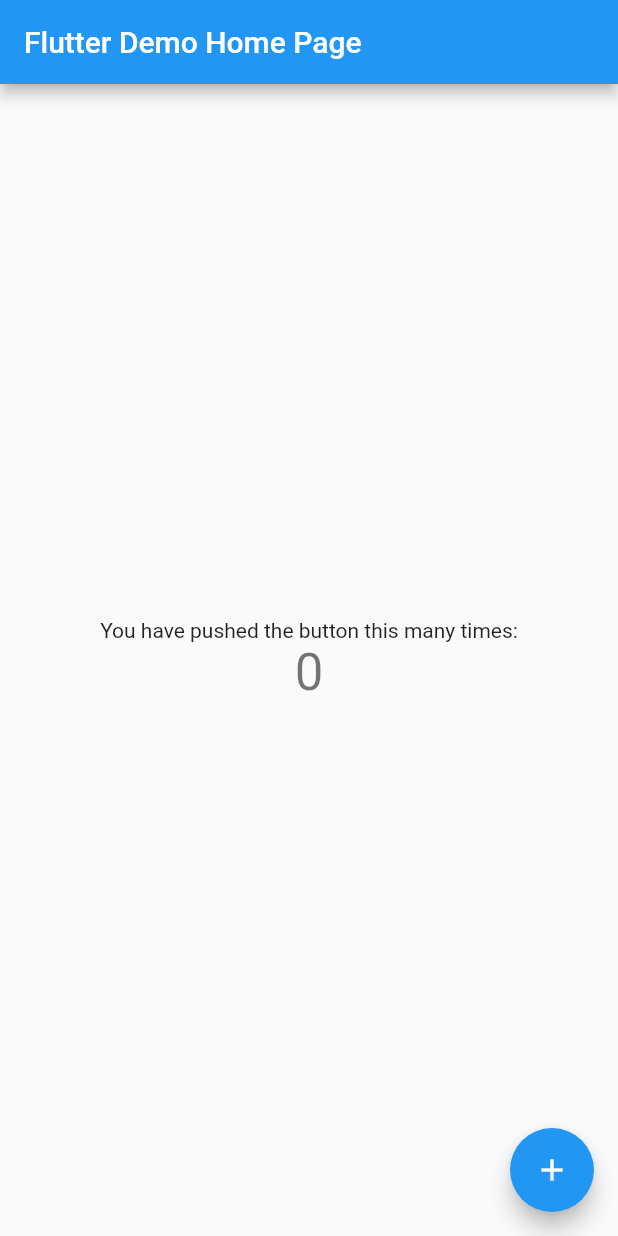
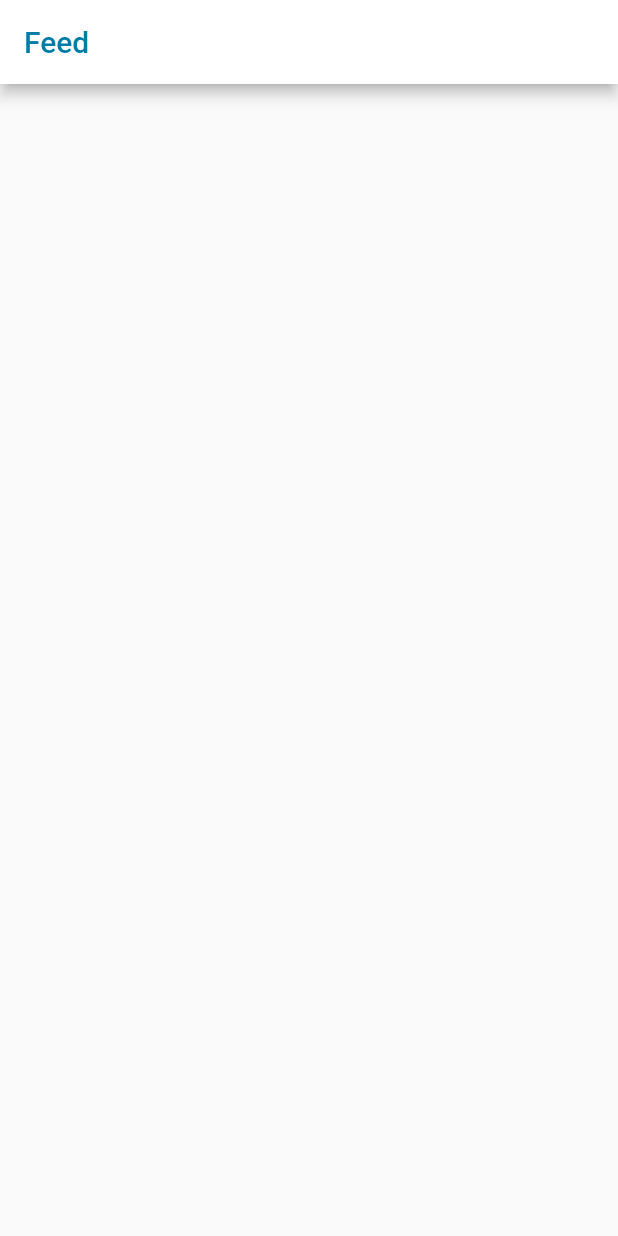
Before and after one commit to coachingappteam/coaching, a Flutter app: the screen it shows after launch, on a phone screen of 412 x 824 dp. Run offline on Flutter 3.47's test engine with Material 2 defaults, Android fonts, the phone set to English and light mode, and no system bars.

```diff
--- /dev/null
+++ b/lib/feed/feed_screen.dart
@@ -0,0 +1,15 @@
+import 'package:flutter/material.dart';
+
+class FeedScreen extends StatelessWidget {
+  @override
+  Widget build(BuildContext context) {
+    // TODO: implement build
+    return Scaffold(
+      appBar: AppBar(
+        backgroundColor: Color.fromRGBO(255, 255, 255, 1),
+        title: Text('Feed'),
+
+      ),
+    );
+  }
+}
--- a/lib/main.dart
+++ b/lib/main.dart
@@ -1,4 +1,6 @@
 import 'package:flutter/material.dart';
+
+import './feed/feed_screen.dart';
 
 void main() => runApp(MyApp());
 
@@ -7,105 +9,16 @@ class MyApp extends StatelessWidget {
   @override
   Widget build(BuildContext context) {
     return MaterialApp(
-      title: 'Flutter Demo',
-      theme: ThemeData(
-        // This is the theme of your application.
-        //
-        // Try running your application with "flutter run". You'll see the
-        // application has a blue toolbar. Then, without quitting the app, try
-        // changing the primarySwatch below to Colors.green and then invoke
-        // "hot reload" (press "r" in the console where you ran "flutter run",
-        // or simply save your changes to "hot reload" in a Flutter IDE).
-        // Notice that the counter didn't reset back to zero; the application
-        // is not restarted.
-        primarySwatch: Colors.blue,
+      title: 'Coaching',
+      theme: new ThemeData(
+        primarySwatch: Colors.grey,
+        primaryTextTheme: TextTheme(
+          title: TextStyle(
+            color: Color.fromRGBO(0, 125, 167, 1),
+          ),
+        ),
       ),
-      home: MyHomePage(title: 'Flutter Demo Home Page'),
+      home: FeedScreen(),
     );
   }
 }
-
-class MyHomePage extends StatefulWidget {
-  MyHomePage({Key key, this.title}) : super(key: key);
-
-  // This widget is the home page of your application. It is stateful, meaning
-  // that it has a State object (defined below) that contains fields that affect
-  // how it looks.
-
-  // This class is the configuration for the state. It holds the values (in this
-  // case the title) provided by the parent (in this case the App widget) and
-  // used by the build method of the State. Fields in a Widget subclass are
-  // always marked "final".
-
-  final String title;
-
-  @override
-  _MyHomePageState createState() => _MyHomePageState();
-}
-
-class _MyHomePageState extends State<MyHomePage> {
-  int _counter = 0;
-
-  void _incrementCounter() {
-    setState(() {
-      // This call to setState tells the Flutter framework that something has
-      // changed in this State, which causes it to rerun the build method below
-      // so that the display can reflect the updated values. If we changed
-      // _counter without calling setState(), then the build method would not be
-      // called again, and so nothing would appear to happen.
-      _counter++;
-    });
-  }
-
-  @override
-  Widget build(BuildContext context) {
-    // This method is rerun every time setState is called, for instance as done
-    // by the _incrementCounter method above.
-    //
-    // The Flutter framework has been optimized to make rerunning build methods
-    // fast, so that you can just rebuild anything that needs updating rather
-    // than having to individually change instances of widgets.
-    return Scaffold(
-      appBar: AppBar(
-        // Here we take the value from the MyHomePage object that was created by
-        // the App.build method, and use it to set our appbar title.
-        title: Text(widget.title),
-      ),
-      body: Center(
-        // Center is a layout widget. It takes a single child and positions it
-        // in the middle of the parent.
-        child: Column(
-          // Column is also a layout widget. It takes a list of children and
-          // arranges them vertically. By default, it sizes itself to fit its
-          // children horizontally, and tries to be as tall as its parent.
-          //
-          // Invoke "debug painting" (press "p" in the console, choose the
-          // "Toggle Debug Paint" action from the Flutter Inspector in Android
-          // Studio, or the "Toggle Debug Paint" command in Visual Studio Code)
-          // to see the wireframe for each widget.
-          //
-          // Column has various properties to control how it sizes itself and
-          // how it positions its children. Here we use mainAxisAlignment to
-          // center the children vertically; the main axis here is the vertical
-          // axis because Columns are vertical (the cross axis would be
-          // horizontal).
-          mainAxisAlignment: MainAxisAlignment.center,
-          children: <Widget>[
-            Text(
-              'You have pushed the button this many times:',
-            ),
-            Text(
-              '$_counter',
-              style: Theme.of(context).textTheme.display1,
-            ),
-          ],
-        ),
-      ),
-      floatingActionButton: FloatingActionButton(
-        onPressed: _incrementCounter,
-        tooltip: 'Increment',
-        child: Icon(Icons.add),
-      ), // This trailing comma makes auto-formatting nicer for build methods.
-    );
-  }
-}
```
Also changed, not shown: lib/tab_navigation.dart (added, +41 -0 lines), pubspec.yaml (+7 -0 lines), lib/assets/CoachingIcon.jpeg (added), pubspec.lock, 34 other files.
